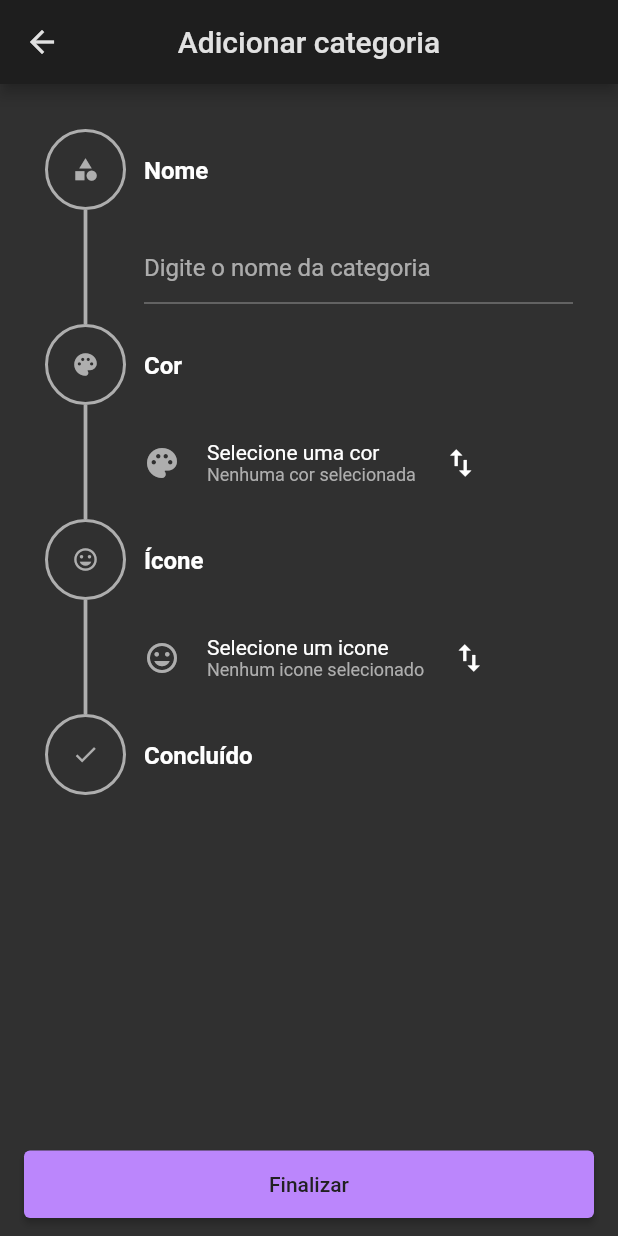
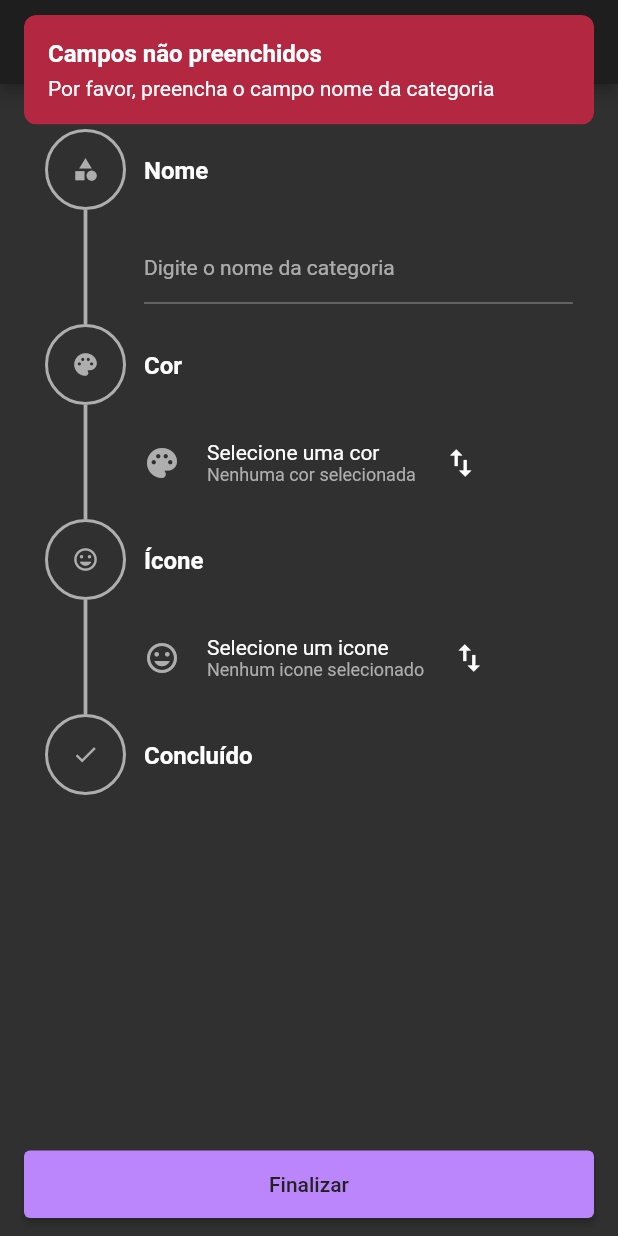
Before and after one commit to wRiqie/financial_control_app, a Flutter app: the AddCategoryPage screen opened by its route, after a tap on "Finalizar", on a phone screen of 412 x 824 dp. Run offline on Flutter 3.47's test engine with Material 2 defaults, Android fonts, the light colour scheme and no system bars; drawn by our look-alikes of timelines; our stand-ins replace expandable, flutter_colorpicker, get, get_storage, local_auth, permission_handler and 2 more; missing offline and left inert: encrypt, flutter_iconpicker; accounts and stored records are empty.

Commit message:
feat: add categories

```diff
--- a/lib/app/core/theme/dark/dark_color_scheme.dart
+++ b/lib/app/core/theme/dark/dark_color_scheme.dart
@@ -6,7 +6,7 @@ const darkColorScheme = ColorScheme(
   onPrimary: Color(0xFF212121),
   secondary: Color(0xFF03DAC6),
   onSecondary: Color(0xFF000000),
-  error: Color(0xFFB00020),
+  error: Color.fromARGB(255, 180, 39, 65),
   onError: Color(0xFFFFFFFF),
   background: Color(0xFF121212),
   onBackground: Color(0xFFAEAEAE),
--- a/lib/app/core/theme/dark/dark_theme.dart
+++ b/lib/app/core/theme/dark/dark_theme.dart
@@ -5,5 +5,9 @@ final darkTheme = ThemeData(
   colorScheme: darkColorScheme,
   appBarTheme: const AppBarTheme(
     centerTitle: true,
+    titleTextStyle: TextStyle(
+      fontSize: 16,
+      fontWeight: FontWeight.bold,
+    ),
   ),
 );
--- a/lib/app/data/models/category.dart
+++ b/lib/app/data/models/category.dart
@@ -1,7 +1,7 @@
 import 'package:flutter/cupertino.dart';
 
 class Category {
-  final int id;
+  final int? id;
   final String name;
   final String? translateName;
   final int iconCodePoint;
@@ -10,7 +10,7 @@ class Category {
   bool selected;
 
   Category({
-    this.id = 0,
+    this.id,
     this.name = '',
     this.translateName,
     this.selected = false,
--- a/lib/app/data/repository/category_repository.dart
+++ b/lib/app/data/repository/category_repository.dart
@@ -6,6 +6,9 @@ class CategoryRepository {
   final DatabaseProvider db;
 
   CategoryRepository(this.db);
+
+  Future<int> saveCategory(Category category)
+    => db.save(data: category, table: _table);
 
   Future<void> saveCategories(List<Category> categories)
     => db.saveAll(datas: categories, table: _table);
--- a/lib/app/data/services/snackbar_service.dart
+++ b/lib/app/data/services/snackbar_service.dart
@@ -3,23 +3,23 @@ import 'package:get/get.dart';
 
 class SnackbarService {
   void showSnackbar({
-    required String title,
-    required String subtitle,
+    String? title,
+    required String message,
     Color? backgroundColor,
     Color? textColor,
     SnackPosition? position,
     Icon? icon,
   }) {
-    Get.snackbar(
-      title,
-      subtitle,
+    Get.rawSnackbar(
+      title: title,
+      message: message,
       snackPosition: position ?? SnackPosition.TOP,
-      padding: const EdgeInsets.symmetric(
-        horizontal: 20,
+      borderRadius: 8,
+      margin: const EdgeInsets.symmetric(
+        horizontal: 16,
         vertical: 10,
       ),
-      backgroundColor: backgroundColor,
-      colorText: textColor,
+      backgroundColor: backgroundColor ?? Get.theme.colorScheme.error,
       icon: icon,
     );
   }
--- a/lib/app/modules/add_category/add_category_binding.dart
+++ b/lib/app/modules/add_category/add_category_binding.dart
@@ -1,5 +1,6 @@
 import 'package:financial_control_app/app/data/provider/database_provider.dart';
 import 'package:financial_control_app/app/data/repository/category_repository.dart';
+import 'package:financial_control_app/app/data/services/snackbar_service.dart';
 import 'package:get/get.dart';
 
 import 'add_category_controller.dart';
@@ -7,7 +8,7 @@ import 'add_category_controller.dart';
 class AddCategoryBinding implements Bindings {
   @override
   void dependencies() {
-    Get.lazyPut<AddCategoryController>(
-        () => AddCategoryController(CategoryRepository(DatabaseProvider.db)));
+    Get.lazyPut<AddCategoryController>(() => AddCategoryController(
+        CategoryRepository(DatabaseProvider.db), SnackbarService()));
   }
 }
--- a/lib/app/modules/add_category/add_category_controller.dart
+++ b/lib/app/modules/add_category/add_category_controller.dart
@@ -1,35 +1,44 @@
 import 'package:financial_control_app/app/data/models/add_category_step.dart';
+import 'package:financial_control_app/app/data/models/category.dart';
+import 'package:financial_control_app/app/data/services/snackbar_service.dart';
 import 'package:financial_control_app/app/modules/add_category/widgets/selector_widget.dart';
 import 'package:flutter/material.dart';
 import 'package:flutter_colorpicker/flutter_colorpicker.dart';
+import 'package:flutter_iconpicker/controllers/icon_controller.dart';
+import 'package:flutter_iconpicker/flutter_iconpicker.dart';
 import 'package:get/get.dart';
 
 import '../../data/repository/category_repository.dart';
 
 class AddCategoryController extends GetxController {
-  final CategoryRepository repository;
+  final CategoryRepository _categoryRepository;
+  final SnackbarService _snackService;
 
   bool nameIsFilled = false;
 
   final nameController = TextEditingController();
+  final iconController = IconController();
   Color? selectedColor;
   IconData? selectedIcon;
 
-  List<AddCategoryStep> steps = [];
+  bool isLoading = false;
 
-  AddCategoryController(this.repository);
+  AddCategoryController(this._categoryRepository, this._snackService);
 
-  void loadSteps() {
-    steps.addAll([
+  List<AddCategoryStep> get steps => [
         AddCategoryStep(
           title: 'Nome',
           indicatorIcon: Icons.category,
           child: TextField(
             controller: nameController,
-          decoration:
-              const InputDecoration(hintText: 'Digite o nome da categoria'),
+            decoration: const InputDecoration(
+              hintText: 'Digite o nome da categoria',
             ),
-        isDone: () => nameController.text.trim().isNotEmpty,
+            style: const TextStyle(
+              fontSize: 14,
+            ),
+          ),
+          isDone: () => nameIsFilled,
         ),
         AddCategoryStep(
           title: 'Cor',
@@ -49,9 +58,10 @@ class AddCategoryController extends GetxController {
             ),
             title: 'Selecione uma cor',
             subtitle: selectedColor != null
-              ? selectedColor.toString()
+                ? '#${(selectedColor?.value.toRadixString(16) ?? '')}'
                 : 'Nenhuma cor selecionada',
             onTap: () {
+              Get.focusScope?.unfocus();
               pickColor();
             },
           ),
@@ -62,13 +72,17 @@ class AddCategoryController extends GetxController {
           indicatorIcon: Icons.insert_emoticon,
           child: SelectorWidget(
             prefixWidget: Icon(
-            Icons.insert_emoticon,
+              selectedIcon ?? Icons.insert_emoticon,
               color: Get.theme.colorScheme.onBackground,
             ),
             title: 'Selecione um icone',
             subtitle: selectedIcon != null
-              ? selectedIcon.toString()
+                ? 'N° ${(selectedIcon?.codePoint.toString() ?? '')}'
                 : 'Nenhum icone selecionado',
+            onTap: () {
+              Get.focusScope?.unfocus();
+              pickIcon();
+            },
           ),
           isDone: () => selectedIcon != null,
         ),
@@ -76,12 +90,10 @@ class AddCategoryController extends GetxController {
           title: 'Concluído',
           indicatorIcon: Icons.done,
           child: Container(),
-        isDone: () {
-          return false;
-        },
+          isDone: () =>
+              selectedColor != null && selectedIcon != null && nameIsFilled,
         ),
-    ]);
-  }
+      ];
 
   void pickColor() {
     Color? selectionColor;
@@ -116,13 +128,73 @@ class AddCategoryController extends GetxController {
     );
   }
 
-  void pickIcon() {}
+  void pickIcon() async {
+    final selectionIcon = await FlutterIconPicker.showIconPicker(Get.context!,
+        iconPackModes: [IconPack.material],
+        title: const Text('Escolha um ícone'),
+        closeChild: const Text('Cancelar'),
+        searchHintText: 'Buscar');
+
+    if (selectionIcon != null) {
+      selectedIcon = selectionIcon;
+      update();
+    }
+  }
+
+  bool checkFields() {
+    if (!nameIsFilled) {
+      _snackService.showSnackbar(
+        title: 'Campos não preenchidos',
+        message: 'Por favor, preencha o campo nome da categoria',
+        backgroundColor: Get.theme.colorScheme.error
+      );
+      return false;
+    } else if (selectedColor == null) {
+      _snackService.showSnackbar(
+        title: 'Campos não preenchidos',
+        message: 'Por favor, selecione uma cor',
+        backgroundColor: Get.theme.colorScheme.error
+      );
+    } else if (selectedIcon == null) {
+      _snackService.showSnackbar(
+        title: 'Campos não preenchidos',
+        message: 'Por favor, selecione um ícone',
+        backgroundColor: Get.theme.colorScheme.error
+      );
+    }
+    return true;
+  }
+
+  void finish() async {
+    if (!checkFields()) return;
+
+    isLoading = true;
+    update();
+
+    final category = Category(
+      iconCodePoint: selectedIcon!.codePoint,
+      color: selectedColor!.value,
+      name: nameController.text,
+      selected: true,
+    );
+
+    await _categoryRepository.saveCategory(category);
+
+    isLoading = false;
+    update();
+
+    Get.back();
+  }
 
   @override
   void onInit() {
     super.onInit();
-    loadSteps();
     nameController.addListener(() {
+      if (nameController.text.trim().isNotEmpty) {
+        nameIsFilled = true;
+      } else {
+        nameIsFilled = false;
+      }
       update();
     });
   }
@@ -130,6 +202,7 @@ class AddCategoryController extends GetxController {
   @override
   void dispose() {
     nameController.dispose();
+    iconController.dispose();
     super.dispose();
   }
 }
--- a/lib/app/modules/add_category/add_category_page.dart
+++ b/lib/app/modules/add_category/add_category_page.dart
@@ -13,14 +13,17 @@ class AddCategoryPage extends GetView<AddCategoryController> {
 
     return GetBuilder<AddCategoryController>(
       builder: (_) {
-        return Scaffold(
+        return Stack(
+          children: [
+            Scaffold(
               appBar: AppBar(title: const Text('Adicionar categoria')),
               bottomNavigationBar: Padding(
-            padding: const EdgeInsets.symmetric(horizontal: 16, vertical: 12),
+                padding:
+                    const EdgeInsets.symmetric(horizontal: 16, vertical: 12),
                 child: SizedBox(
                   height: 45,
                   child: ElevatedButton(
-                onPressed: () {},
+                    onPressed: controller.finish,
                     child: const Text('Finalizar'),
                   ),
                 ),
@@ -53,7 +56,8 @@ class AddCategoryPage extends GetView<AddCategoryController> {
                               crossAxisAlignment: CrossAxisAlignment.start,
                               children: [
                                 Padding(
-                              padding: const EdgeInsets.symmetric(vertical: 18),
+                                  padding:
+                                      const EdgeInsets.symmetric(vertical: 18),
                                   child: Text(
                                     step.title,
                                     style: const TextStyle(
@@ -75,9 +79,13 @@ class AddCategoryPage extends GetView<AddCategoryController> {
                           );
                         },
                         connectorBuilder: (context, index, type) {
+                          final lastIndex = index - 1 > -1 ? index - 1 : null;
+
                           return SolidLineConnector(
-                        color: controller.steps[index].isDone()
+                            color: lastIndex != null
+                                ? controller.steps[lastIndex].isDone()
                                     ? colorScheme.secondary
+                                    : colorScheme.onBackground
                                 : colorScheme.onBackground,
                           );
                         },
@@ -110,6 +118,17 @@ class AddCategoryPage extends GetView<AddCategoryController> {
                   ),
                 ),
               ),
+            ),
+            Visibility(
+              visible: controller.isLoading,
+              child: const Scaffold(
+                backgroundColor: Colors.black54,
+                body: Center(
+                  child: CircularProgressIndicator(),
+                ),
+              ),
+            )
+          ],
         );
       },
     );
--- a/lib/app/modules/home/widgets/category_item/category_item_controller.dart
+++ b/lib/app/modules/home/widgets/category_item/category_item_controller.dart
@@ -27,7 +27,7 @@ class CategoryItemController extends GetxController {
   getBills() {
     repository
         .getBillsByCategoryIdAndDate(
-      category.id,
+      category.id ?? -1,
       month?.date ?? AppHelpers.formatDateToSave(DateTime.now()),
     )
         .then((value) {
--- a/lib/app/modules/preferences/preferences_controller.dart
+++ b/lib/app/modules/preferences/preferences_controller.dart
@@ -71,14 +71,14 @@ class PreferencesController extends GetxController {
     if (!exported) {
       snackService.showSnackbar(
         title: 'Erro',
-        subtitle: 'Não foi possível exportar os dados',
+        message: 'Não foi possível exportar os dados',
         backgroundColor: Get.theme.colorScheme.error,
       );
       return;
     }
     snackService.showSnackbar(
       title: 'success'.tr,
-      subtitle: 'successfullySaved'.tr,
+      message: 'successfullySaved'.tr,
     );
   }
 
@@ -87,7 +87,7 @@ class PreferencesController extends GetxController {
     if (!imported) {
       snackService.showSnackbar(
         title: 'Erro',
-        subtitle: 'Não foi possível importar os dados',
+        message: 'Não foi possível importar os dados',
         backgroundColor: Get.theme.colorScheme.error,
       );
       return;
@@ -95,7 +95,7 @@ class PreferencesController extends GetxController {
     Get.offAllNamed(Routes.dashboard);
     snackService.showSnackbar(
       title: 'success'.tr,
-      subtitle: 'successfullySaved'.tr,
+      message: 'successfullySaved'.tr,
     );
   }
 
--- a/lib/app/modules/register_bill/register_bill_controller.dart
+++ b/lib/app/modules/register_bill/register_bill_controller.dart
@@ -77,7 +77,7 @@ class RegisterBillController extends GetxController {
 
       snackService.showSnackbar(
         title: 'success'.tr,
-        subtitle: 'successfullySaved'.tr,
+        message: 'successfullySaved'.tr,
       );
     }
   }
--- a/lib/app/modules/select_categories/select_categories_controller.dart
+++ b/lib/app/modules/select_categories/select_categories_controller.dart
@@ -37,7 +37,7 @@ class SelectCategoriesController extends GetxController {
     if (selectedCategories.isEmpty) {
       snackService.showSnackbar(
         title: 'Atenção',
-        subtitle: 'Selecione pelo menos uma categoria',
+        message: 'Selecione pelo menos uma categoria',
         backgroundColor: Get.theme.colorScheme.error,
         textColor: Get.theme.colorScheme.onError,
         icon: const Icon(Icons.error),
--- a/lib/app/modules/select_categories/select_categories_page.dart
+++ b/lib/app/modules/select_categories/select_categories_page.dart
@@ -16,7 +16,9 @@ class SelectCategoriesPage extends GetView<SelectCategoriesController> {
         actions: [
           IconButton(
             onPressed: () {
-              Get.toNamed(Routes.addCategory);
+              Get.toNamed(Routes.addCategory)?.then((value) {
+                controller.getCategories();
+              });
             },
             icon: const Icon(Icons.add),
           ),
--- a/lib/app/modules/statistics/tabs/category/category_tab_controller.dart
+++ b/lib/app/modules/statistics/tabs/category/category_tab_controller.dart
@@ -20,12 +20,12 @@ class CategoryTabController extends GetxController {
     final categories = await categoryRepository.getSelectedCategories();
     for (var category in categories) {
       num totalValue = await billRepository.getBillsTotalPriceOfMonthCategory(
-        category.id,
+        category.id ?? -1,
         AppHelpers.formatDateToSave(DateTime.now()),
       );
       categoriesToAdd.add(
         CategoryData(
-          id: category.id,
+          id: category.id  ?? -1,
           name: category.translateName?.tr ?? category.name,
           totalPrice: totalValue * 1,
           color: Color(category.color),
```
Also changed, not shown: 1 other file. Lines whose indentation alone changed are shown as unchanged.
